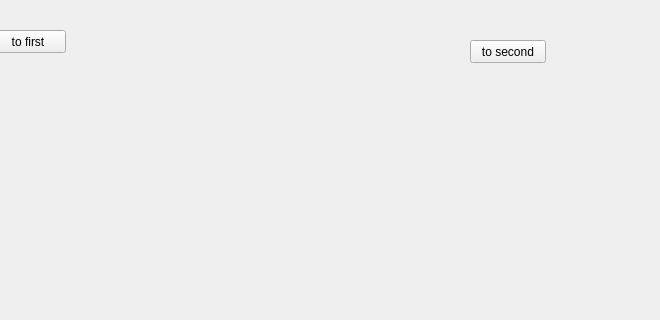
The window that src/pages.ui (preinboth/pyQT_UI-FileChanger) describes before a commit, drawn with Qt 5; both pictures show x 140 to 800 and y 0 to 320 of the 800 by 600 pixel window.
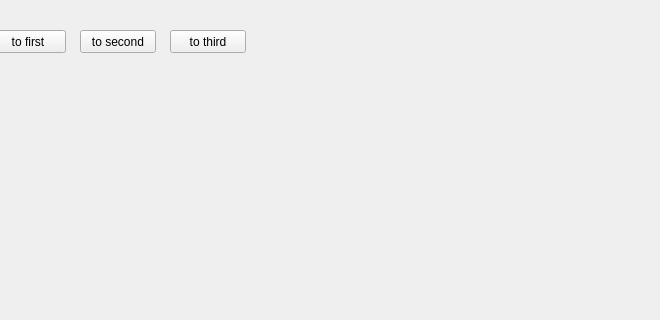
The same window after the commit.

Commit message: add third widget

What changed in the file:
```diff
--- a/src/pages.ui
+++ b/src/pages.ui
@@ -40,8 +40,8 @@
    <widget class="QPushButton" name="change_btn_to_second">
     <property name="geometry">
      <rect>
-      <x>610</x>
-      <y>40</y>
+      <x>220</x>
+      <y>30</y>
       <width>76</width>
       <height>23</height>
      </rect>
@@ -50,6 +50,19 @@
      <string>to second</string>
     </property>
    </widget>
+   <widget class="QPushButton" name="change_btn_to_third">
+    <property name="geometry">
+     <rect>
+      <x>310</x>
+      <y>30</y>
+      <width>76</width>
+      <height>23</height>
+     </rect>
+    </property>
+    <property name="text">
+     <string>to third</string>
+    </property>
+   </widget>
   </widget>
   <widget class="QMenuBar" name="menubar">
    <property name="geometry">
```
The commit also changes 3 other files.
